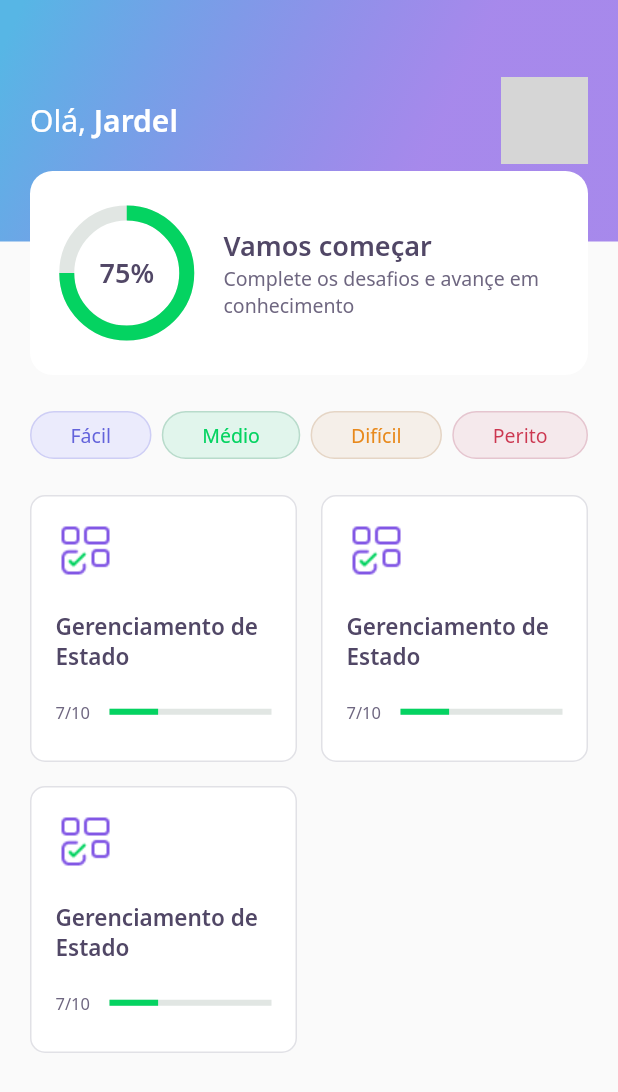
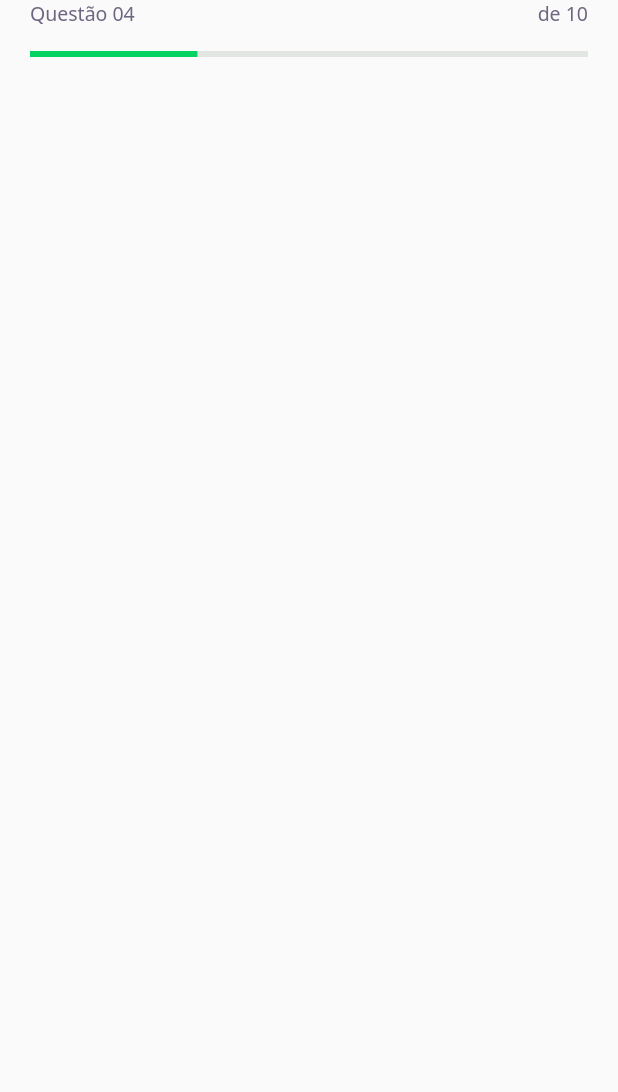
Before and after one commit to j-rdel/nlw05-devquiz, a Flutter app: the screen it shows after launch, on a phone screen of 412 x 824 dp. Shown: the top 1092 px of the screen. Run offline on Flutter 3.47's test engine with Material 2 defaults, Android fonts, the phone set to English and light mode, and no system bars; our stand-ins replace google_fonts; grey boxes are pictures that could not be loaded.

Commit message:
Criando challange_page, widget question_indicator e movendo progress_indicator para uma pasta shared

```diff
--- /dev/null
+++ b/lib/chalange/challange_page.dart
@@ -0,0 +1,20 @@
+import 'package:DevQuiz/chalange/widgets/question_indicator/question_indicator_widget.dart';
+import 'package:flutter/material.dart';
+
+class ChallangePage extends StatefulWidget {
+  const ChallangePage({Key? key}) : super(key: key);
+
+  @override
+  _ChallangePageState createState() => _ChallangePageState();
+}
+
+class _ChallangePageState extends State<ChallangePage> {
+  @override
+  Widget build(BuildContext context) {
+    return Scaffold(
+      appBar: PreferredSize(
+          preferredSize: Size.fromHeight(60),
+          child: SafeArea(child: QuestionIndicatorWidget())),
+    );
+  }
+}
--- /dev/null
+++ b/lib/chalange/widgets/question_indicator/question_indicator_widget.dart
@@ -0,0 +1,29 @@
+import 'package:DevQuiz/core/app_text_styles.dart';
+import 'package:DevQuiz/shared/widgets/progress_indicator_widget.dart';
+import 'package:flutter/material.dart';
+
+class QuestionIndicatorWidget extends StatelessWidget {
+  const QuestionIndicatorWidget({Key? key}) : super(key: key);
+
+  @override
+  Widget build(BuildContext context) {
+    return Container(
+        padding: const EdgeInsets.symmetric(horizontal: 20),
+        child: Column(children: [
+          Row(
+            mainAxisAlignment: MainAxisAlignment.spaceBetween,
+            children: [
+              Text("Questão 04", style: AppTextStyles.body),
+              Text(
+                "de 10",
+                style: AppTextStyles.body,
+              )
+            ],
+          ),
+          SizedBox(height: 16),
+          ProgressIndicatorWidget(
+            value: 0.4,
+          )
+        ]));
+  }
+}
--- a/lib/core/app_widget.dart
+++ b/lib/core/app_widget.dart
@@ -1,3 +1,4 @@
+import 'package:DevQuiz/chalange/challange_page.dart';
 import 'package:DevQuiz/home/home_page.dart';
 import 'package:DevQuiz/splash/splash_page.dart';
 import 'package:flutter/material.dart';
@@ -5,6 +6,6 @@ import 'package:flutter/material.dart';
 class AppWidget extends StatelessWidget {
   @override
   Widget build(BuildContext context) {
-    return MaterialApp(title: "DevQuiz", home: HomePage());
+    return MaterialApp(title: "DevQuiz", home: ChallangePage());
   }
 }
--- a/lib/home/widgets/quiz_card/quiz_card_widget.dart
+++ b/lib/home/widgets/quiz_card/quiz_card_widget.dart
@@ -1,6 +1,7 @@
 import 'package:DevQuiz/core/app_colors.dart';
 import 'package:DevQuiz/core/app_images.dart';
 import 'package:DevQuiz/core/app_text_styles.dart';
+import 'package:DevQuiz/shared/widgets/progress_indicator_widget.dart';
 import 'package:flutter/material.dart';
 
 class QuizCardWidget extends StatelessWidget {
@@ -30,11 +31,9 @@ class QuizCardWidget extends StatelessWidget {
               ),
               Expanded(
                 flex: 3,
-                child: LinearProgressIndicator(
-                    value: 0.3,
-                    backgroundColor: AppColors.chartSecondary,
-                    valueColor:
-                        AlwaysStoppedAnimation<Color>(AppColors.chartPrimary)),
+                child: ProgressIndicatorWidget(
+                  value: 0.3,
+                ),
               )
             ],
           )
--- /dev/null
+++ b/lib/shared/widgets/progress_indicator_widget.dart
@@ -0,0 +1,16 @@
+import 'package:DevQuiz/core/app_colors.dart';
+import 'package:flutter/material.dart';
+
+class ProgressIndicatorWidget extends StatelessWidget {
+  final double value;
+  const ProgressIndicatorWidget({Key? key, required this.value})
+      : super(key: key);
+
+  @override
+  Widget build(BuildContext context) {
+    return LinearProgressIndicator(
+        value: 0.3,
+        backgroundColor: AppColors.chartSecondary,
+        valueColor: AlwaysStoppedAnimation<Color>(AppColors.chartPrimary));
+  }
+}
```
